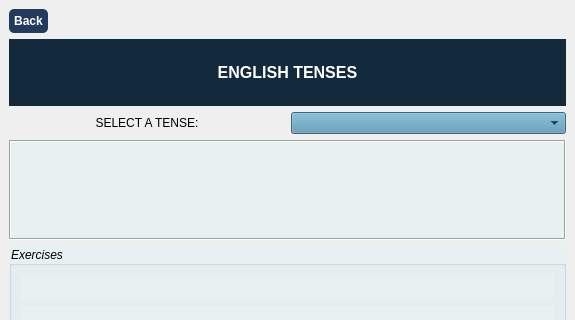
Before: the Qt Designer form grammar.ui in ngocanh1192006/English_app, drawn with Qt 5; both pictures show x 0 to 575 and y 0 to 320 of the 575 by 558 pixel window.
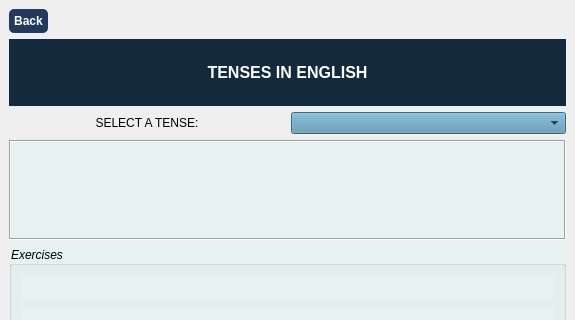
After: the same form once the commit is applied. Icons and pictures are not drawn.

```diff
--- a/grammar.ui
+++ b/grammar.ui
@@ -62,7 +62,7 @@
 color: #fff</string>
       </property>
       <property name="text">
-       <string>ENGLISH TENSES</string>
+       <string>TENSES IN ENGLISH</string>
       </property>
       <property name="alignment">
        <set>Qt::AlignCenter</set>
```
